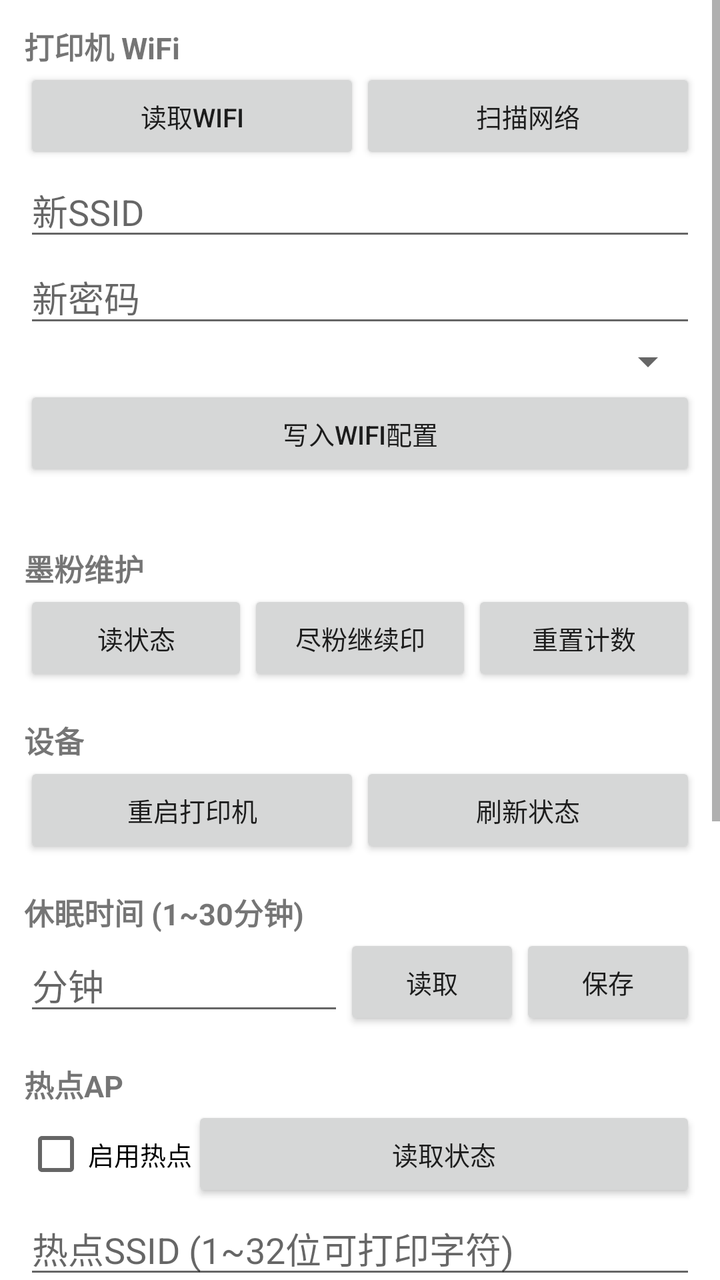
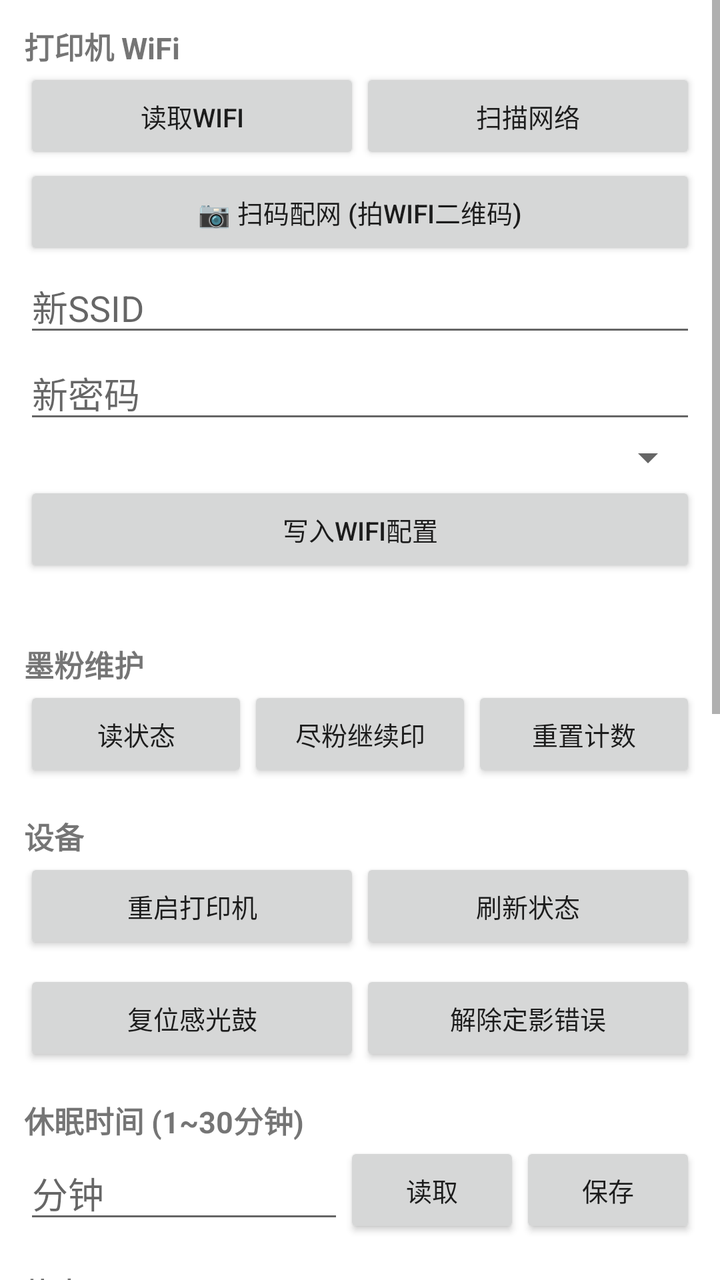

Two renders of the same Android screen: before a commit and after it. Below are the layout's source before the change and the commit's diff.
<!-- AndroidManifest.xml: application theme android:Theme.Material.Light.NoActionBar -->
<!-- res/layout/page_settings.xml -->
<?xml version="1.0" encoding="utf-8"?>
<ScrollView xmlns:android="http://schemas.android.com/apk/res/android"
    android:layout_width="match_parent" android:layout_height="match_parent">
<LinearLayout android:layout_width="match_parent" android:layout_height="wrap_content"
    android:orientation="vertical" android:padding="12dp" android:background="#FFFFFF">
    <TextView android:layout_width="wrap_content" android:layout_height="wrap_content"
        android:text="打印机 WiFi" android:textSize="15sp" android:textStyle="bold"/>
    <LinearLayout android:layout_width="match_parent" android:layout_height="wrap_content"
        android:orientation="horizontal">
        <Button android:id="@+id/wifiReadBtn" android:layout_width="0dp" android:layout_weight="1"
            android:layout_height="wrap_content" android:text="读取WiFi" android:textSize="13sp"/>
        <Button android:id="@+id/wifiScanBtn" android:layout_width="0dp" android:layout_weight="1"
            android:layout_height="wrap_content" android:text="扫描网络" android:textSize="13sp"/>
    </LinearLayout>
    <EditText android:id="@+id/newSSID" android:layout_width="match_parent" android:layout_height="wrap_content"
        android:hint="新SSID"/>
    <EditText android:id="@+id/newPass" android:layout_width="match_parent" android:layout_height="wrap_content"
        android:hint="新密码"/>
    <Spinner android:id="@+id/wifiEncSpinner" android:layout_width="match_parent"
        android:layout_height="wrap_content"/>
    <Button android:id="@+id/wifiWriteBtn" android:layout_width="match_parent"
        android:layout_height="wrap_content" android:text="写入WiFi配置" android:textSize="13sp"/>
    <TextView android:id="@+id/wifiInfoText" android:layout_width="wrap_content"
        android:layout_height="wrap_content" android:text="" android:textSize="12sp"/>

    <TextView android:layout_width="wrap_content" android:layout_height="wrap_content"
        android:text="墨粉维护" android:textSize="15sp" android:textStyle="bold" android:layout_marginTop="16dp"/>
    <LinearLayout android:layout_width="match_parent" android:layout_height="wrap_content"
        android:orientation="horizontal">
        <Button android:id="@+id/tonerReadBtn" android:layout_width="0dp" android:layout_weight="1"
            android:layout_height="wrap_content" android:text="读状态" android:textSize="13sp"/>
        <Button android:id="@+id/tonerContBtn" android:layout_width="0dp" android:layout_weight="1"
            android:layout_height="wrap_content" android:text="尽粉继续印" android:textSize="13sp"/>
        <Button android:id="@+id/tonerResetBtn" android:layout_width="0dp" android:layout_weight="1"
            android:layout_height="wrap_content" android:text="重置计数" android:textSize="13sp"/>
    </LinearLayout>

    <TextView android:layout_width="wrap_content" android:layout_height="wrap_content"
        android:text="设备" android:textSize="15sp" android:textStyle="bold" android:layout_marginTop="16dp"/>
    <LinearLayout android:layout_width="match_parent" android:layout_height="wrap_content"
        android:orientation="horizontal">
        <Button android:id="@+id/rebootBtn" android:layout_width="0dp" android:layout_weight="1"
            android:layout_height="wrap_content" android:text="重启打印机" android:textSize="13sp"/>
        <Button android:id="@+id/refreshBtn" android:layout_width="0dp" android:layout_weight="1"
            android:layout_height="wrap_content" android:text="刷新状态" android:textSize="13sp"/>
    </LinearLayout>

    
    <TextView android:layout_width="wrap_content" android:layout_height="wrap_content"
        android:text="休眠时间 (1~30分钟)" android:textSize="15sp" android:textStyle="bold" android:layout_marginTop="16dp"/>
    <LinearLayout android:layout_width="match_parent" android:layout_height="wrap_content"
        android:orientation="horizontal" android:gravity="center_vertical">
        <EditText android:id="@+id/sleepEdit" android:layout_width="0dp" android:layout_weight="1"
            android:layout_height="wrap_content" android:inputType="number" android:hint="分钟"/>
        <Button android:id="@+id/sleepReadBtn" android:layout_width="wrap_content"
            android:layout_height="wrap_content" android:text="读取" android:textSize="13sp"/>
        <Button android:id="@+id/sleepSetBtn" android:layout_width="wrap_content"
            android:layout_height="wrap_content" android:text="保存" android:textSize="13sp"/>
    </LinearLayout>

    
    <TextView android:layout_width="wrap_content" android:layout_height="wrap_content"
        android:text="热点AP" android:textSize="15sp" android:textStyle="bold" android:layout_marginTop="16dp"/>
    <LinearLayout android:layout_width="match_parent" android:layout_height="wrap_content"
        android:orientation="horizontal" android:gravity="center_vertical">
        <CheckBox android:id="@+id/hotChk" android:layout_width="wrap_content"
            android:layout_height="wrap_content" android:text="启用热点" android:textSize="13sp"/>
        <Button android:id="@+id/hotReadBtn" android:layout_width="0dp" android:layout_weight="1"
            android:layout_height="wrap_content" android:text="读取状态" android:textSize="13sp"/>
    </LinearLayout>
    <EditText android:id="@+id/hotSSID" android:layout_width="match_parent" android:layout_height="wrap_content"
        android:hint="热点SSID (1~32位可打印字符)" android:inputType="text"/>
    <EditText android:id="@+id/hotPass" android:layout_width="match_parent" android:layout_height="wrap_content"
        android:hint="热点密码 (8~64位)" android:inputType="textPassword"/>
    <Button android:id="@+id/hotSetBtn" android:layout_width="match_parent"
        android:layout_height="wrap_content" android:text="应用热点设置" android:textSize="13sp"/>

    
    <TextView android:layout_width="wrap_content" android:layout_height="wrap_content"
        android:text="打印位置微调" android:textSize="15sp" android:textStyle="bold" android:layout_marginTop="16dp"/>
    <TextView android:id="@+id/ucLeadingLabel" android:layout_width="wrap_content"
        android:layout_height="wrap_content" android:text="上边偏移: 0" android:textSize="13sp"/>
    <SeekBar android:id="@+id/ucLeadingSeek" android:layout_width="match_parent"
        android:layout_height="wrap_content"/>
    <TextView android:id="@+id/ucSideLabel" android:layout_width="wrap_content"
        android:layout_height="wrap_content" android:text="左边偏移: 0" android:textSize="13sp"/>
    <SeekBar android:id="@+id/ucSideSeek" android:layout_width="match_parent"
        android:layout_height="wrap_content"/>
    <TextView android:id="@+id/ucDensityLabel" android:layout_width="wrap_content"
        android:layout_height="wrap_content" android:text="默认浓度: 0" android:textSize="13sp"/>
    <SeekBar android:id="@+id/ucDensitySeek" android:layout_width="match_parent"
        android:layout_height="wrap_content"/>
    <LinearLayout android:layout_width="match_parent" android:layout_height="wrap_content"
        android:orientation="horizontal" android:gravity="center_vertical">
        <CheckBox android:id="@+id/ucHumidityChk" android:layout_width="0dp" android:layout_weight="1"
            android:layout_height="wrap_content" android:text="低湿度模式" android:textSize="13sp"/>
        <Button android:id="@+id/ucReadBtn" android:layout_width="wrap_content"
            android:layout_height="wrap_content" android:text="读取" android:textSize="13sp"/>
        <Button android:id="@+id/ucSetBtn" android:layout_width="wrap_content"
            android:layout_height="wrap_content" android:text="写入" android:textSize="13sp"/>
    </LinearLayout>
    <TextView android:layout_width="wrap_content" android:layout_height="wrap_content"
        android:id="@+id/aboutText"
        android:text="M7208W Studio · arm64原生 · 独立复刻\n打印协议: LHPL逆向 · 扫描: 53010/53011 · 非联想官方"
        android:textSize="11sp" android:textColor="#999999" android:layout_marginTop="20dp"/>
</LinearLayout>
</ScrollView>
<!-- resources referenced by this layout -->
<resources>

</resources>

<!-- the commit's change to res/layout/page_settings.xml (unified diff, before → after) -->
@@ -12,6 +12,10 @@
         <Button android:id="@+id/wifiScanBtn" android:layout_width="0dp" android:layout_weight="1"
             android:layout_height="wrap_content" android:text="扫描网络" android:textSize="13sp"/>
     </LinearLayout>
+    
+    <Button android:id="@+id/wifiQrBtn" android:layout_width="match_parent"
+        android:layout_height="wrap_content" android:text="📷 扫码配网 (拍WiFi二维码)"
+        android:textSize="13sp"/>
     <EditText android:id="@+id/newSSID" android:layout_width="match_parent" android:layout_height="wrap_content"
         android:hint="新SSID"/>
     <EditText android:id="@+id/newPass" android:layout_width="match_parent" android:layout_height="wrap_content"
@@ -43,6 +47,15 @@
             android:layout_height="wrap_content" android:text="重启打印机" android:textSize="13sp"/>
         <Button android:id="@+id/refreshBtn" android:layout_width="0dp" android:layout_weight="1"
             android:layout_height="wrap_content" android:text="刷新状态" android:textSize="13sp"/>
+    </LinearLayout>
+
+    
+    <LinearLayout android:layout_width="match_parent" android:layout_height="wrap_content"
+        android:orientation="horizontal" android:layout_marginTop="8dp">
+        <Button android:id="@+id/drumResetBtn" android:layout_width="0dp" android:layout_weight="1"
+            android:layout_height="wrap_content" android:text="复位感光鼓" android:textSize="13sp"/>
+        <Button android:id="@+id/fuserResetBtn" android:layout_width="0dp" android:layout_weight="1"
+            android:layout_height="wrap_content" android:text="解除定影错误" android:textSize="13sp"/>
     </LinearLayout>
 
     
@@ -94,6 +107,10 @@
         android:orientation="horizontal" android:gravity="center_vertical">
         <CheckBox android:id="@+id/ucHumidityChk" android:layout_width="0dp" android:layout_weight="1"
             android:layout_height="wrap_content" android:text="低湿度模式" android:textSize="13sp"/>
+        <CheckBox android:id="@+id/ucBackDirtyChk" android:layout_width="0dp" android:layout_weight="1"
+            android:layout_height="wrap_content" android:text="防背面脏污" android:textSize="13sp"/>
+        <CheckBox android:id="@+id/ucCoolChk" android:layout_width="0dp" android:layout_weight="1"
+            android:layout_height="wrap_content" android:text="强制降温" android:textSize="13sp"/>
         <Button android:id="@+id/ucReadBtn" android:layout_width="wrap_content"
             android:layout_height="wrap_content" android:text="读取" android:textSize="13sp"/>
         <Button android:id="@+id/ucSetBtn" android:layout_width="wrap_content"
